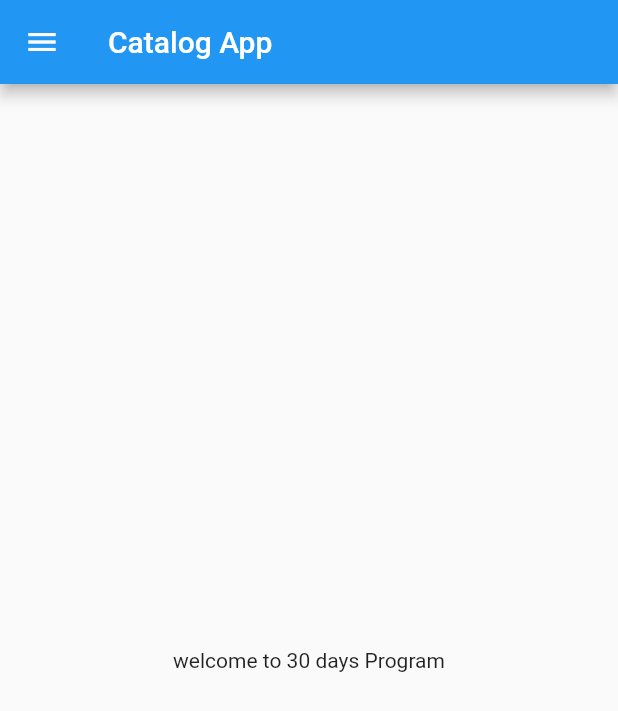
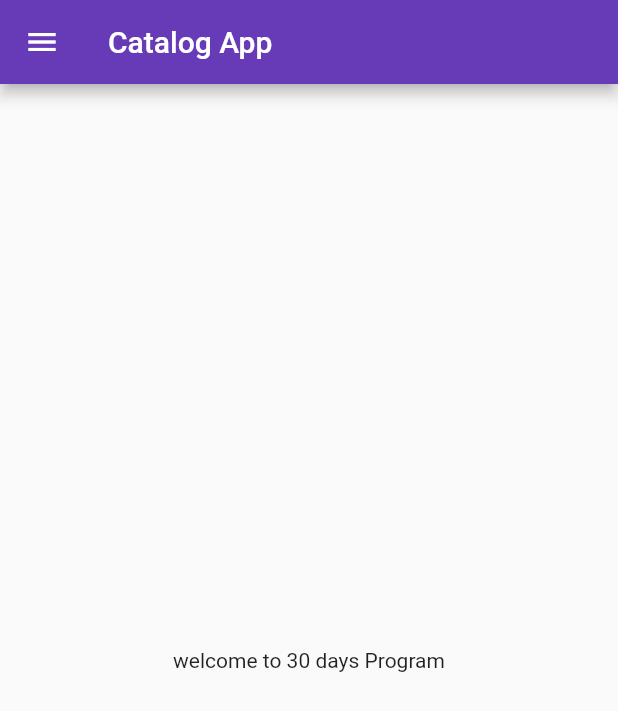
Before and after one commit to bhupi1234/this-is-flutter-apk-details, a Flutter app: the screen it shows after launch, on a phone screen of 412 x 824 dp. Shown: the top 711 px of the screen. Run offline on Flutter 3.47's test engine with Material 2 defaults, Android fonts, the phone set to English and light mode, and no system bars.

Commit message:
day 3 completed

```diff
--- a/lib/main.dart
+++ b/lib/main.dart
@@ -1,6 +1,7 @@
 import 'package:flutter/material.dart';
 
-import 'home_page.dart';
+import 'pages/home_page.dart';
+import 'pages/login_page.dart';
 
 void main() {
   runApp(MyWidget());
@@ -10,7 +11,19 @@ class MyWidget extends StatelessWidget {
   @override
   Widget build(BuildContext context) {
     return MaterialApp(
-      home: HomePage(),
+      themeMode: ThemeMode.light,
+      theme: ThemeData(
+        primarySwatch: Colors.deepPurple,
+      ),
+      darkTheme: ThemeData(
+        brightness: Brightness.dark,
+      ),
+      initialRoute : "/home",
+      routes: {
+        "/": (context) => LoginPage(),
+        "/home": (context) => HomePage(),
+        "/login": (context) => LoginPage(),
+      },
     );
   }
 }
```
Also changed, not shown: lib/Pages/login_page.dart (added, +19 -0 lines), lib/Pages/home_page.dart (renamed from lib/home_page.dart).
